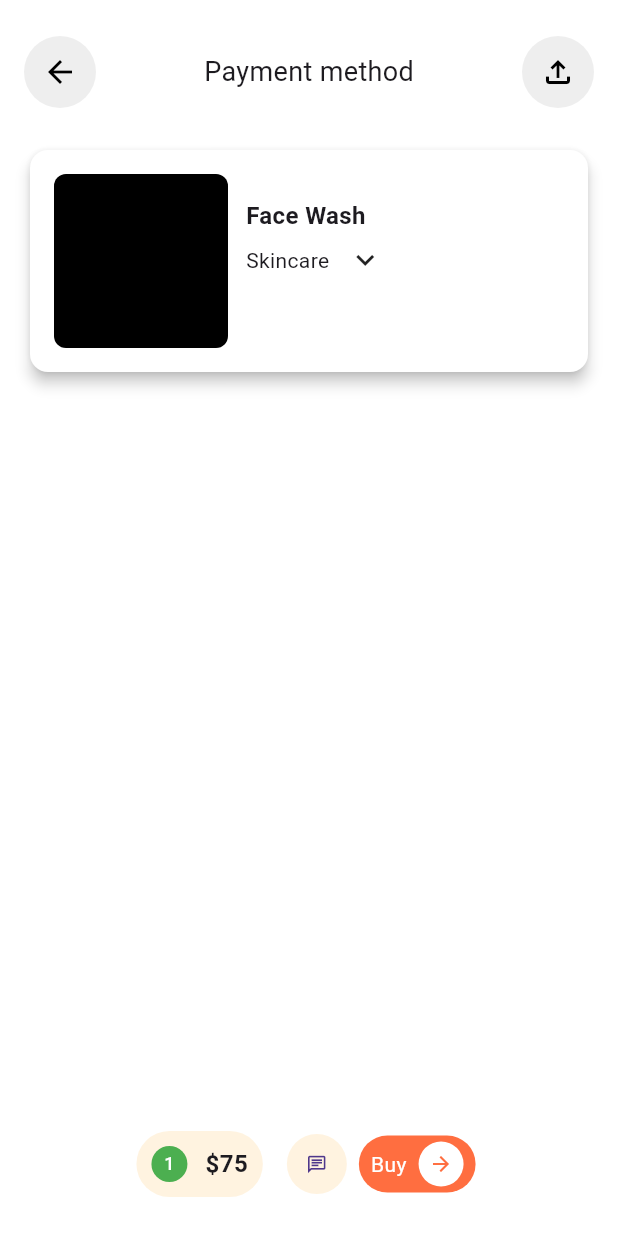
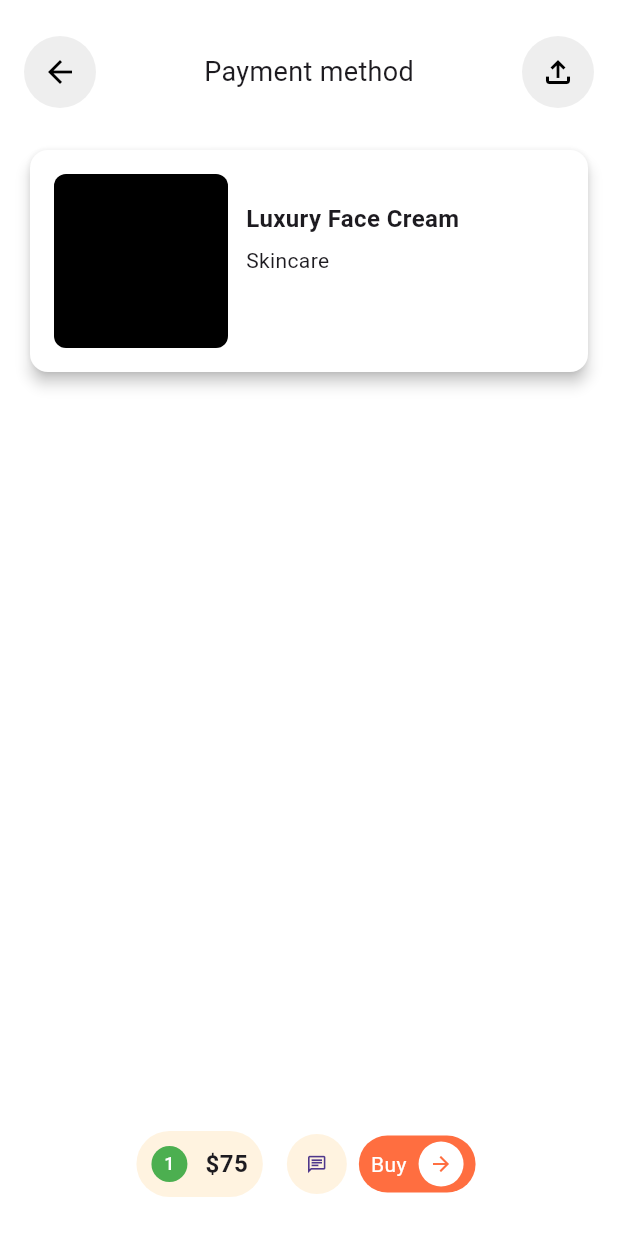
Before and after one commit to JAICHANGPARK/flutter_notebook_chapter_43, a Flutter app: the MarketplacePaymentMethodPage screen opened directly, on a phone screen of 412 x 824 dp. Run offline on Flutter 3.47's test engine with Material 3 defaults, Android fonts, the phone set to English and light mode, and no system bars; our stand-ins replace gap, hugeicons.

Commit message:
Update marketplace_payment_method_page.dart

```diff
--- a/lib/ep2168_marketplace_app/ui/marketplace_payment_method_page.dart
+++ b/lib/ep2168_marketplace_app/ui/marketplace_payment_method_page.dart
@@ -73,19 +73,13 @@ class _MarketplacePaymentMethodPageState extends State<MarketplacePaymentMethodP
                                 spacing: 6,
                                 children: [
                                   Text(
-                                    "Face Wash",
+                                    "Luxury Face Cream",
                                     style: TextStyle(
                                       fontSize: 16,
                                       fontWeight: FontWeight.bold,
                                     ),
                                   ),
-                                  Row(
-                                    spacing: 12,
-                                    children: [
-                                      Text("Skincare"),
-                                      Icon(Icons.keyboard_arrow_down),
-                                    ],
-                                  ),
+                                  Text("Skincare"),
                                   Gap(24),
 
                                 ],
```
